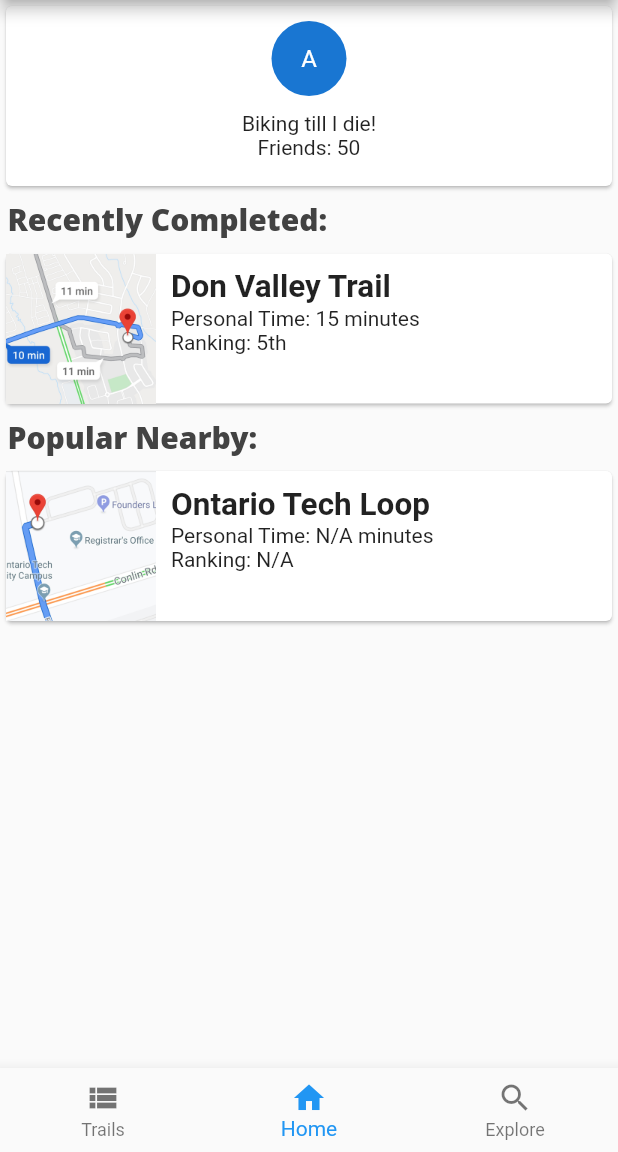
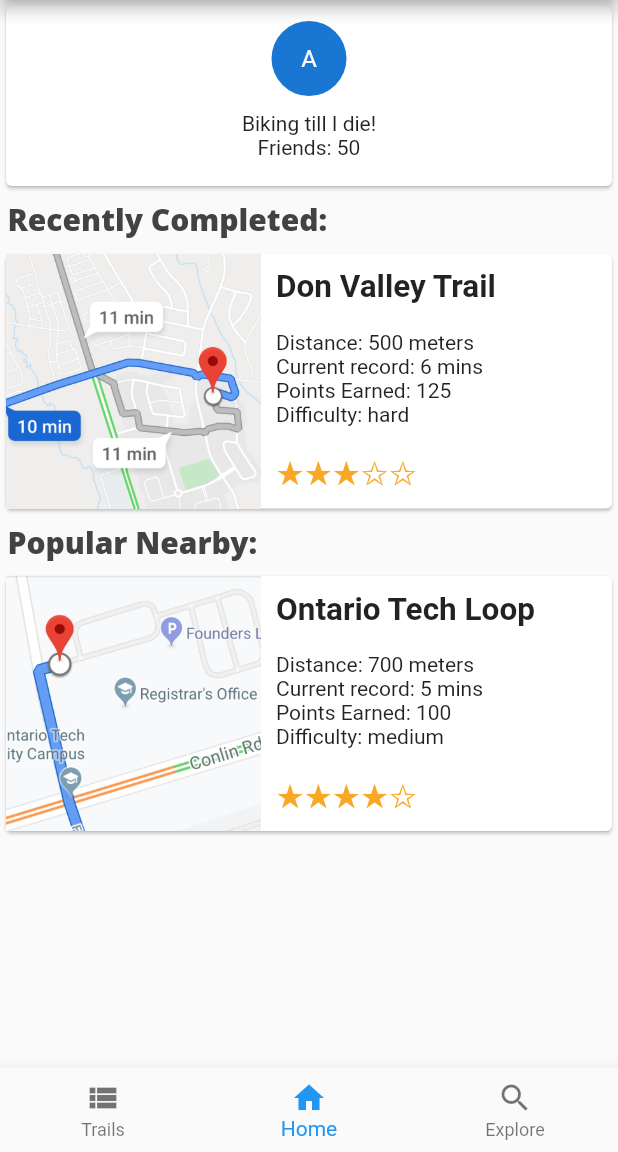
Before and after one commit to justinjk007/ui-course-project, a Flutter app: the HomePage screen opened directly, on a phone screen of 412 x 824 dp, the part 84-1236 px from its top. Run offline on Flutter 3.47's test engine with Material 2 defaults, Android fonts, the phone set to English and light mode, and no system bars; missing offline and left inert: flutter_timer; Roboto replaces fonts that are missing (Open Sans).

Commit message:
All map cards work now

```diff
--- a/lib/home_page.dart
+++ b/lib/home_page.dart
@@ -1,7 +1,7 @@
 import 'package:byke/maps_list_page.dart';
 import 'package:byke/others_and_me.dart';
 import 'package:flutter/material.dart';
-
+import 'map_and_start_button.dart';
 import 'maps_list_widget.dart';
 
 class HomePage extends StatefulWidget {
@@ -13,45 +13,93 @@ class HomePage extends StatefulWidget {
 }
 
 class HomePageState extends State<HomePage> {
+  Widget makeContent(String main, String stars) {
+    return Column(
+      crossAxisAlignment: CrossAxisAlignment.start,
+      children: <Widget>[
+        Text(main),
+        Text(
+          stars,
+          style: TextStyle(color: Colors.yellow[800]),
+          textScaleFactor: 1.5,
+        ),
+      ],
+    );
+  }
 
   @override
   Widget build(BuildContext context) {
     var _curIndex = 1;
     return new Scaffold(
-      appBar: new AppBar(
-        title: new Text("Byke", textAlign: TextAlign.center)
-      ),
+      appBar: new AppBar(title: new Text("Byke", textAlign: TextAlign.center)),
       body: new Container(
-        child:ListView(
+          child: ListView(
         children: <Widget>[
           CustomCard(),
-            Padding(padding: EdgeInsets.all(5),  child: Text("Recently Completed:",  style: TextStyle(
+          Padding(
+            padding: EdgeInsets.all(5),
+            child: Text(
+              "Recently Completed:",
+              style: TextStyle(
                   color: Colors.grey[800],
                   fontWeight: FontWeight.w900,
                   fontFamily: 'Open Sans',
                   fontSize: 20),
-            ),),
+            ),
+          ),
           MapsListWidget(
             title: "Don Valley Trail",
-              content: Text("Personal Time: 15 minutes\nRanking: 5th"),
-              height: 100,
+            content: makeContent(
+              "\nDistance: 500 meters\nCurrent record: 6 mins\nPoints Earned: 125\nDifficulty: hard\n",
+              "★★★✩✩",
+            ),
+            height: 170,
             image: "assets/map3_crop.jpg",
+            onTap: () {
+              Navigator.push(
+                context,
+                new MaterialPageRoute(
+                  builder: (context) => new MapAndStartButton(
+                    image: 'assets/map3.jpg',
                   ),
-            Padding(padding: EdgeInsets.all(5),  child: Text("Popular Nearby:",  style: TextStyle(
+                ),
+              );
+            },
+          ),
+          Padding(
+            padding: EdgeInsets.all(5),
+            child: Text(
+              "Popular Nearby:",
+              style: TextStyle(
                   color: Colors.grey[800],
                   fontWeight: FontWeight.w900,
                   fontFamily: 'Open Sans',
                   fontSize: 20),
-            ),),
+            ),
+          ),
           MapsListWidget(
             title: "Ontario Tech Loop",
-              content: Text("Personal Time: N/A minutes\nRanking: N/A"),
-              height: 100,
+            height: 170,
+            content: makeContent(
+              "\nDistance: 700 meters\nCurrent record: 5 mins\nPoints Earned: 100\nDifficulty: medium\n",
+              "★★★★✩",
+            ),
             image: "assets/map1_crop.jpg",
+            onTap: () {
+              Navigator.push(
+                context,
+                new MaterialPageRoute(
+                  builder: (context) => new MapAndStartButton(
+                    image: 'assets/map1.jpg',
                   ),
-          ],)
                 ),
-        bottomNavigationBar: BottomNavigationBar(// this will be set when a new tab is tapped
+              );
+            },
+          ),
+        ],
+      )),
+      bottomNavigationBar: BottomNavigationBar(
+          // this will be set when a new tab is tapped
           items: [
             BottomNavigationBarItem(
               icon: new Icon(Icons.view_list),
@@ -62,9 +110,7 @@ class HomePageState extends State<HomePage> {
               title: new Text('Home'),
             ),
             BottomNavigationBarItem(
-            icon: Icon(Icons.search),
-            title: Text('Explore')
-          )
+                icon: Icon(Icons.search), title: Text('Explore'))
           ],
           currentIndex: _curIndex,
           onTap: (index) {
@@ -92,9 +138,7 @@ class HomePageState extends State<HomePage> {
                   );
               }
             });
-        }
-
-        ),
+          }),
     );
   }
 }
@@ -116,19 +160,22 @@ class CustomCard extends StatelessWidget {
                       child: Text("A"),
                     ),
                     Center(
-                        child: Padding(child: Center( child: Text("Biking till I die!\nFriends: 50", textAlign: TextAlign.center,)), padding: EdgeInsets.all(10),)),
+                        child: Padding(
+                      child: Center(
+                          child: Text(
+                        "Biking till I die!\nFriends: 50",
+                        textAlign: TextAlign.center,
+                      )),
+                      padding: EdgeInsets.all(10),
+                    )),
                   ],
                 ),
               ),
               height: 120.0,
             ),
           ),
-
-
         ],
       ),
     );
-
-
   }
 }
```
Also changed, not shown: lib/maps_list_page.dart (+36 -13 lines). Lines whose indentation alone changed are shown as unchanged.
